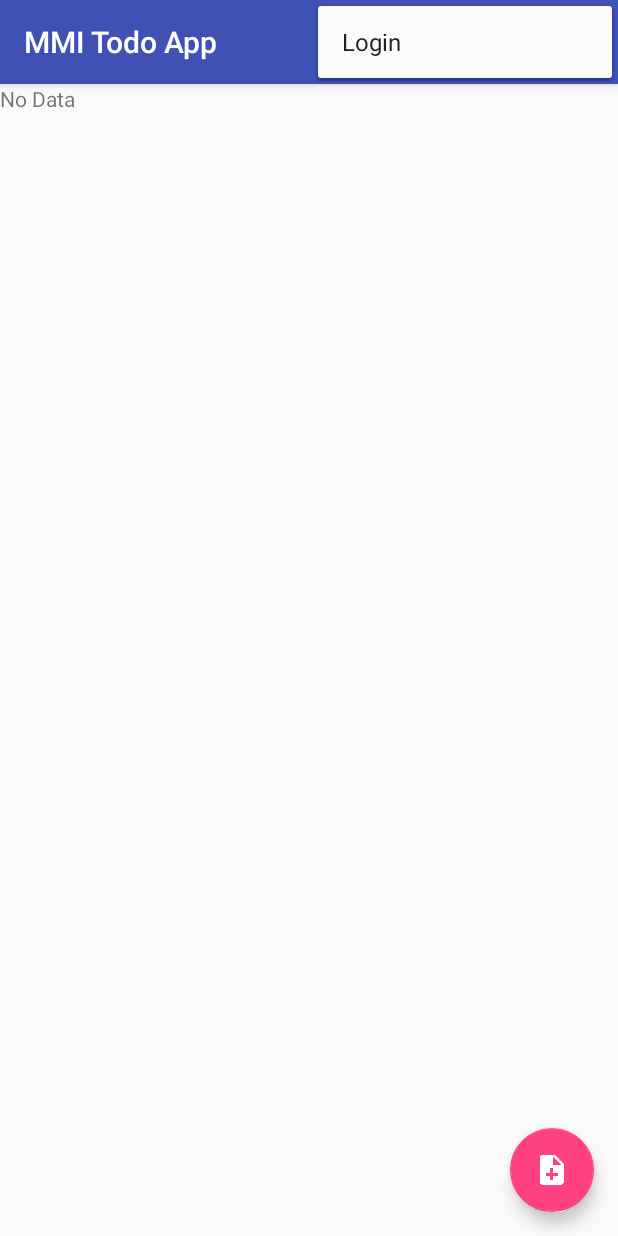
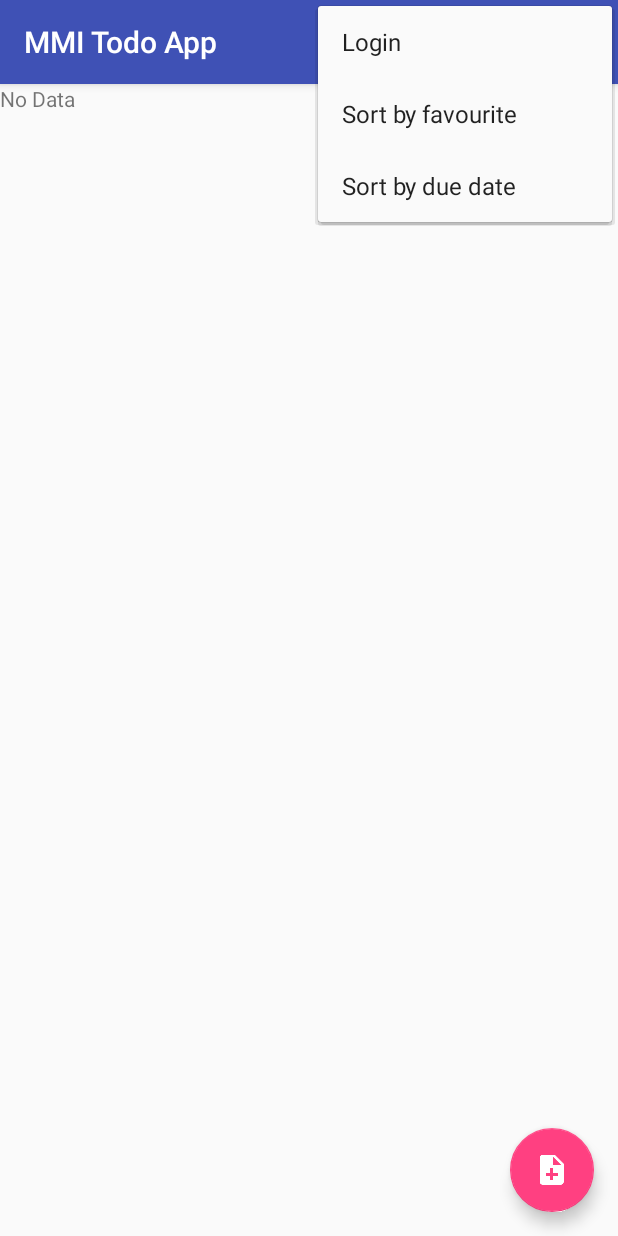
Before and after one commit to tonimoeckel/MMITodoApp, an Android app: the screen it shows after launch (TodoListActivity), with the options menu open, on a phone screen of 412 x 824 dp. Run offline under Robolectric (Android 15) with nearby library versions, the phone set to English and light mode, and no system bars; libraries missing offline, so code that uses them is left out: com.orm; 4 statements that could not run were skipped.

Commit message:
added menu items for sorting (currently not working)

```diff
--- a/android/MMITodoApp/app/src/main/java/com/quemb/mmitodoapp/controller/TodoListFragment.java
+++ b/android/MMITodoApp/app/src/main/java/com/quemb/mmitodoapp/controller/TodoListFragment.java
@@ -18,12 +18,14 @@ import com.quemb.mmitodoapp.model.ToDo;
 import com.quemb.mmitodoapp.util.ToDoIntentUtils;
 
 import java.util.Iterator;
+import java.util.List;
 
 /**
  * A placeholder fragment containing a simple view.
  */
 public class TodoListFragment extends ListFragment {
 
+    private Boolean mSortByFavorite = true;
 
     public TodoListFragment() {
     }
@@ -54,8 +56,13 @@ public class TodoListFragment extends ListFragment {
     }
 
     private void fetchData() {
+        List<ToDo> items;
 
-        Iterator<ToDo> items = ToDo.findAll(ToDo.class);
+        if (mSortByFavorite) {
+            items = ToDo.find(ToDo.class, null, null, null, "done DESC, favorite DESC", null);
+        } else {
+            items = ToDo.find(ToDo.class, null, null, null, "done DESC, date DESC, time DESC", null);
+        }
 
         if (getListAdapter() == null ){
             ArrayAdapter<ToDo> adapter = new ToDoArrayAdapter(getActivity(), Lists.newArrayList(items) );
@@ -86,4 +93,8 @@ public class TodoListFragment extends ListFragment {
 
     }
 
+    public void setSortByFavorite(Boolean sortByFavorite) {
+        this.mSortByFavorite = sortByFavorite;
+    }
+
 }
--- a/android/MMITodoApp/app/src/main/res/layout/fragment_todo_list.xml
+++ b/android/MMITodoApp/app/src/main/res/layout/fragment_todo_list.xml
@@ -1,5 +1,6 @@
 <LinearLayout xmlns:android="http://schemas.android.com/apk/res/android"
     xmlns:tools="http://schemas.android.com/tools"
+    android:id="@+id/fragment_todo_list"
     android:orientation="vertical"
     android:layout_width="match_parent"
     android:layout_height="match_parent"
--- a/android/MMITodoApp/app/src/main/res/menu/menu_todo_list.xml
+++ b/android/MMITodoApp/app/src/main/res/menu/menu_todo_list.xml
@@ -7,4 +7,14 @@
         android:orderInCategory="100"
         android:title="@string/action_login"
         app:showAsAction="never" />
+    <item
+        android:id="@+id/action_order_by_favourite"
+        android:orderInCategory="100"
+        android:title="@string/action_order_by_favourite"
+        app:showAsAction="never" />
+    <item
+        android:id="@+id/action_order_by_due_date"
+        android:orderInCategory="100"
+        android:title="@string/action_order_by_due_date"
+        app:showAsAction="never" />
 </menu>
--- a/android/MMITodoApp/app/src/main/res/values/strings.xml
+++ b/android/MMITodoApp/app/src/main/res/values/strings.xml
@@ -25,6 +25,8 @@
     <string name="label_password">Password</string>
     <string name="label_login">Login</string>
     <string name="action_login">Login</string>
+    <string name="action_order_by_favourite">Sort by favourite</string>
+    <string name="action_order_by_due_date">Sort by due date</string>
     <string name="activity_login">Login</string>
     <string name="icon">icon</string>
     <string name="label_connection_settings">Connection Settings</string>
```
Also changed, not shown: android/MMITodoApp/app/src/main/java/com/quemb/mmitodoapp/controller/TodoListActivity.java (+14 -0 lines), 3 other files.
